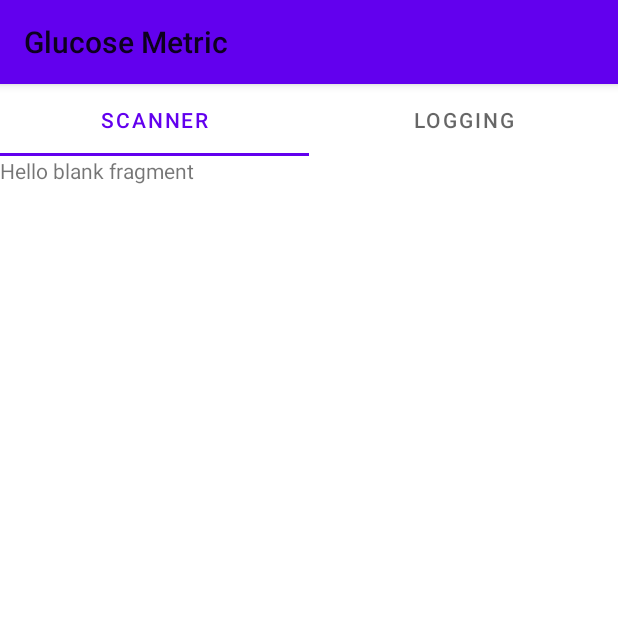
After one commit to drakechau1/Glucometric-App, an Android app: the bleScannerFragment screen opened directly, with no data from a screen before it, on a phone screen of 412 x 824 dp, the top half of it. The commit adds this screen. Run offline under Robolectric (Android 15) with nearby library versions, the phone set to English and light mode, and no system bars.

Commit message:
add: UI (tabLayout + ViewPager2)

```diff
--- a/app/src/main/AndroidManifest.xml
+++ b/app/src/main/AndroidManifest.xml
@@ -21,8 +21,7 @@
             android:exported="false" />
         <activity
             android:name=".BLEActivity"
-            android:exported="false"
-            android:launchMode="singleInstance"/>
+            android:exported="false" />
         <activity
             android:name=".MLModelsActivity"
             android:exported="false" />
--- /dev/null
+++ b/app/src/main/java/com/example/glucometric1/BLE/bleScannerFragment.java
@@ -0,0 +1,66 @@
+package com.example.glucometric1.BLE;
+
+import android.os.Bundle;
+
+import androidx.fragment.app.Fragment;
+
+import android.view.LayoutInflater;
+import android.view.View;
+import android.view.ViewGroup;
+
+import com.example.glucometric1.R;
+
+/**
+ * A simple {@link Fragment} subclass.
+ * Use the {@link bleScannerFragment#newInstance} factory method to
+ * create an instance of this fragment.
+ */
+public class bleScannerFragment extends Fragment {
+
+    // TODO: Rename parameter arguments, choose names that match
+    // the fragment initialization parameters, e.g. ARG_ITEM_NUMBER
+    private static final String ARG_PARAM1 = "param1";
+    private static final String ARG_PARAM2 = "param2";
+
+    // TODO: Rename and change types of parameters
+    private String mParam1;
+    private String mParam2;
+
+    public bleScannerFragment() {
+        // Required empty public constructor
+    }
+
+    /**
+     * Use this factory method to create a new instance of
+     * this fragment using the provided parameters.
+     *
+     * @param param1 Parameter 1.
+     * @param param2 Parameter 2.
+     * @return A new instance of fragment bleScannerFragment.
+     */
+    // TODO: Rename and change types and number of parameters
+    public static bleScannerFragment newInstance(String param1, String param2) {
+        bleScannerFragment fragment = new bleScannerFragment();
+        Bundle args = new Bundle();
+        args.putString(ARG_PARAM1, param1);
+        args.putString(ARG_PARAM2, param2);
+        fragment.setArguments(args);
+        return fragment;
+    }
+
+    @Override
+    public void onCreate(Bundle savedInstanceState) {
+        super.onCreate(savedInstanceState);
+        if (getArguments() != null) {
+            mParam1 = getArguments().getString(ARG_PARAM1);
+            mParam2 = getArguments().getString(ARG_PARAM2);
+        }
+    }
+
+    @Override
+    public View onCreateView(LayoutInflater inflater, ViewGroup container,
+                             Bundle savedInstanceState) {
+        // Inflate the layout for this fragment
+        return inflater.inflate(R.layout.fragment_ble_scanner, container, false);
+    }
+}
--- a/app/src/main/java/com/example/glucometric1/BLEActivity.java
+++ b/app/src/main/java/com/example/glucometric1/BLEActivity.java
@@ -1,12 +1,31 @@
 package com.example.glucometric1;
 
+import androidx.annotation.NonNull;
 import androidx.appcompat.app.AppCompatActivity;
+import androidx.fragment.app.Fragment;
+import androidx.fragment.app.FragmentActivity;
+import androidx.viewpager2.adapter.FragmentStateAdapter;
+import androidx.viewpager2.widget.ViewPager2;
 
 import android.os.Bundle;
 import android.util.Log;
+import android.widget.TableLayout;
+import android.widget.Toolbar;
+
+import com.example.glucometric1.BLE.bleLoggingFragment;
+import com.example.glucometric1.BLE.bleScannerFragment;
+import com.example.glucometric1.takesample.AddSampleFragment;
+import com.example.glucometric1.takesample.LoggingFragment;
+import com.example.glucometric1.takesample.RecordFragment;
+import com.google.android.material.tabs.TabLayout;
+
+import java.util.ArrayList;
 
 public class BLEActivity extends AppCompatActivity {
     private static final String TAG = BLEActivity.class.getSimpleName();
+
+    TabLayout tabLayout;
+    ViewPager2 viewPager2;
 
     @Override
     protected void onCreate(Bundle savedInstanceState) {
@@ -14,5 +33,80 @@ public class BLEActivity extends AppCompatActivity {
         setContentView(R.layout.activity_ble);
         Log.i(TAG, "onCreate");
 
+        Toolbar myToolbar = (Toolbar) findViewById(R.id.ble_activity_toolBar);
+        setActionBar(myToolbar);
+
+        // assign variable
+        tabLayout=findViewById(R.id.ble_activity_tabLayout);
+        viewPager2=findViewById(R.id.ble_activity_viewPager2);
+
+        tabLayout.addTab(tabLayout.newTab().setText("Scanner"));
+        tabLayout.addTab(tabLayout.newTab().setText("Logging"));
+
+        Fragment2Adapter fragment2Adapter = new Fragment2Adapter(this);
+        viewPager2.setAdapter(fragment2Adapter);
+
+        viewPager2.registerOnPageChangeCallback(new ViewPager2.OnPageChangeCallback() {
+            @Override
+            public void onPageSelected(int position) {
+                super.onPageSelected(position);
+                switch (position)
+                {
+                    case 0:
+                        tabLayout.getTabAt(0).select();
+                        break;
+                    case 1:
+                        tabLayout.getTabAt(1).select();
+                        break;
+                }
+            }
+        });
+
+        tabLayout.addOnTabSelectedListener(new TabLayout.OnTabSelectedListener() {
+            @Override
+            public void onTabSelected(TabLayout.Tab tab) {
+                switch (tab.getId()) {
+                    case 0:
+                        viewPager2.setCurrentItem(0);
+                        break;
+                    case 1:
+                        viewPager2.setCurrentItem(1);
+                        break;
+                }
+            }
+
+            @Override
+            public void onTabUnselected(TabLayout.Tab tab) {
+
+            }
+
+            @Override
+            public void onTabReselected(TabLayout.Tab tab) {
+
+            }
+        });
+
+    }
+
+    public class Fragment2Adapter extends FragmentStateAdapter {
+        public Fragment2Adapter(@NonNull FragmentActivity fragmentActivity) {
+            super(fragmentActivity);
+        }
+
+        @NonNull
+        @Override
+        public Fragment createFragment(int position) {
+            switch (position)
+            {
+                case 0: return new bleScannerFragment();
+                case 1: return new bleLoggingFragment();
+            }
+            return new bleLoggingFragment();
+        }
+
+        @Override
+        public int getItemCount() {
+            return 2;
+        }
     }
 }
--- a/app/src/main/res/layout/activity_ble.xml
+++ b/app/src/main/res/layout/activity_ble.xml
@@ -4,13 +4,31 @@
     xmlns:tools="http://schemas.android.com/tools"
     android:layout_width="match_parent"
     android:layout_height="match_parent"
+    android:orientation="vertical"
     tools:context=".BLEActivity">
 
-    <TextView
-        android:id="@+id/textView2"
-        android:layout_width="wrap_content"
-        android:layout_height="wrap_content"
-        android:text="BLE activity"
-        tools:layout_editor_absoluteX="174dp"
-        tools:layout_editor_absoluteY="358dp" />
+    <Toolbar
+        android:id="@+id/ble_activity_toolBar"
+        android:layout_width="match_parent"
+        android:layout_height="?attr/actionBarSize"
+        android:background="?attr/colorPrimary"
+        android:elevation="4dp"
+        android:theme="@style/ThemeOverlay.AppCompat.ActionBar"
+        app:popupTheme="@style/ThemeOverlay.AppCompat.Light" />
+
+    <com.google.android.material.tabs.TabLayout
+        android:id="@+id/ble_activity_tabLayout"
+        android:layout_width="match_parent"
+        android:layout_height="wrap_content">
+        <!--        android:background="?attr/colorPrimary"-->
+
+    </com.google.android.material.tabs.TabLayout>
+
+    <androidx.viewpager2.widget.ViewPager2
+        android:id="@+id/ble_activity_viewPager2"
+        android:layout_width="match_parent"
+        android:layout_height="0dp"
+        android:layout_weight="1" />
+
+
 </LinearLayout>
--- /dev/null
+++ b/app/src/main/res/layout/fragment_ble_scanner.xml
@@ -0,0 +1,14 @@
+<?xml version="1.0" encoding="utf-8"?>
+<FrameLayout xmlns:android="http://schemas.android.com/apk/res/android"
+    xmlns:tools="http://schemas.android.com/tools"
+    android:layout_width="match_parent"
+    android:layout_height="match_parent"
+    tools:context=".BLE.bleScannerFragment">
+
+    <!-- TODO: Update blank fragment layout -->
+    <TextView
+        android:layout_width="match_parent"
+        android:layout_height="match_parent"
+        android:text="@string/hello_blank_fragment" />
+
+</FrameLayout>
--- /dev/null
+++ b/app/src/main/res/values/settings.xml
@@ -0,0 +1,6 @@
+<?xml version="1.0" encoding="utf-8"?>
+<resources>
+
+    <dimen name="feature_label_font_size">24dp</dimen>
+
+</resources>
--- a/app/src/main/res/values/strings.xml
+++ b/app/src/main/res/values/strings.xml
@@ -1,16 +1,16 @@
 <resources>
     <string name="app_name">Glucose Metric</string>
 
-<!--    Bottom navigation label of TakeSample activity-->
+    <!--    Bottom navigation label of TakeSample activity-->
     <string name="bottom_nav_take_sample">Add</string>
     <string name="bottom_nav_record">Record</string>
     <string name="bottom_nav_logging">Logging</string>
 
-<!--    Database sources-->
+    <!--    Database sources-->
     <string name="app_script_url">"https://script.google.com/macros/s/AKfycbz-rAqupPrxGvLU77kRXdGvv9THJOGMJ1bn-sjKCgIClMPUBABSLLigcpqs6E_cENw/exec?"</string>
     <string name="csv_file_name">wavelengthDataset.csv</string>
 
-<!--    List of sex-->
+    <!--    List of sex-->
     <string-array name="sex">
         <item>---</item>
         <item>Male</item>
@@ -18,12 +18,18 @@
         <item>Other</item>
     </string-array>
 
-<!--    Feature labels-->
+    <!--    Feature labels-->
     <string name="label_take_sample">TakeSample</string>
     <string name="label_measurement">Measurement</string>
     <string name="label_dataset">Dataset</string>
     <string name="label_ML_models">ML Models</string>
     <string name="label_BLE">BLE</string>
     <string name="label_setting">Setting</string>
+    <!-- TODO: Remove or change this placeholder text -->
+    <string name="hello_blank_fragment">Hello blank fragment</string>
+
+    <!--    BLE activity tabLayout label-->
+    <string name="label_ble_scanner">Scanner</string>
+    <string name="label_ble_logging">Logging</string>
 
 </resources>
```
Also changed, not shown: app/src/main/java/com/example/glucometric1/BLE/bleLoggingFragment.java (added, +66 -0 lines), app/src/main/res/layout/fragment_ble_logging.xml (added, +14 -0 lines).
